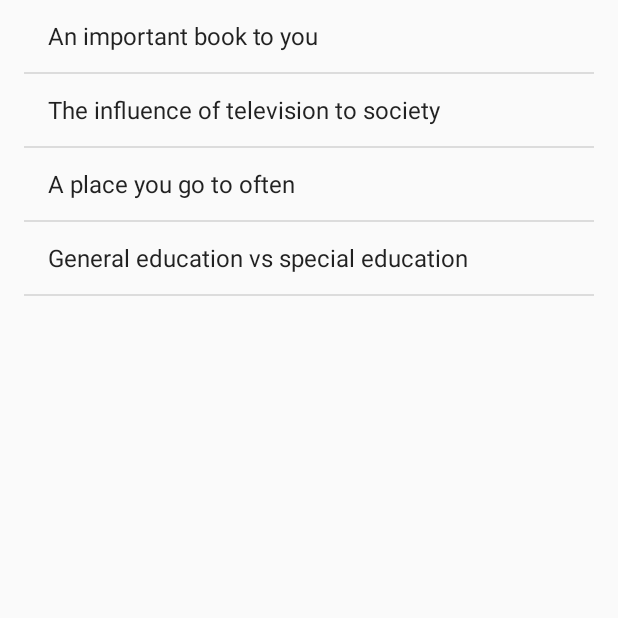
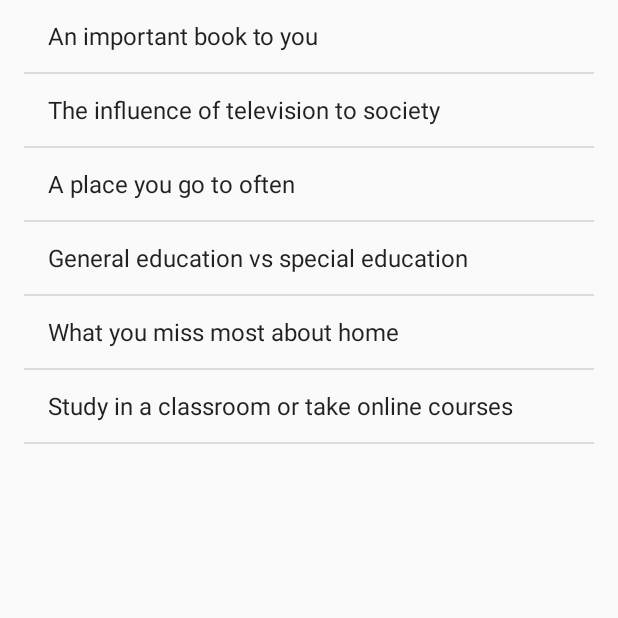
Before and after one commit to mingthor/ToeflAvatar, an Android app: the screen it shows after launch (QuestionListActivity), on a phone screen of 412 x 824 dp, the top half of it. Run offline under Robolectric (Android 15) with nearby library versions, the phone set to English and light mode, and no system bars.

```diff
--- a/app/src/main/AndroidManifest.xml
+++ b/app/src/main/AndroidManifest.xml
@@ -1,6 +1,7 @@
 <?xml version="1.0" encoding="utf-8"?>
 <manifest xmlns:android="http://schemas.android.com/apk/res/android"
     package="com.sequoiabridge.captain.toeflavatar" >
+
     <uses-permission android:name="android.permission.WRITE_EXTERNAL_STORAGE" />
     <uses-permission android:name="android.permission.RECORD_AUDIO" />
 
@@ -21,11 +22,13 @@
         <activity
             android:name=".QuestionDetailActivity"
             android:label="@string/title_question_detail"
-            android:parentActivityName=".QuestionListActivity" >
+            android:parentActivityName=".QuestionListActivity"
+            android:screenOrientation="portrait">
             <meta-data
                 android:name="android.support.PARENT_ACTIVITY"
                 android:value=".QuestionListActivity" />
         </activity>
+
     </application>
 
 </manifest>
--- a/app/src/main/res/xml/data.xml
+++ b/app/src/main/res/xml/data.xml
@@ -24,4 +24,20 @@
         <title_chinese>通才教育还是专才教育</title_chinese>
         <question>Some college students choose to take courses in a variety of subject areas in order to get a broad education. Others choose to focus on a single subject area in order to have a deeper understanding of that area. Which approach to course selection do you think is better for students and why.</question>
     </item>
+    <item>
+        <id>5</id>
+        <title>What you miss most about home</title>
+        <title_chinese>最想念家乡的什么</title_chinese>
+        <question>What do you miss most about your home when you are away? Use specific examples or
+            details in your explanation.
+        </question>
+    </item>
+    <item>
+        <id>6</id>
+        <title>Study in a classroom or take online courses</title>
+        <title_chinese>在教室学习还是网上学习</title_chinese>
+        <question>Would you prefer to study in a classroom or take an online course? Use reasons and
+            details to support your response.
+        </question>
+    </item>
 </questions>
```
Also changed, not shown: app/src/main/java/com/sequoiabridge/captain/toeflavatar/QuestionDetailActivity.java (+15 -17 lines).
